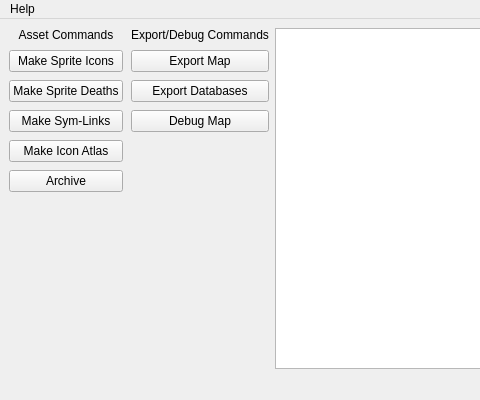
Before: the Qt Designer form exporter/views/exporter_main_view.ui in thisisnotruben/ToW-tools, drawn with Qt 5; both pictures show x 0 to 480 and y 0 to 400 of the 800 by 400 pixel window.
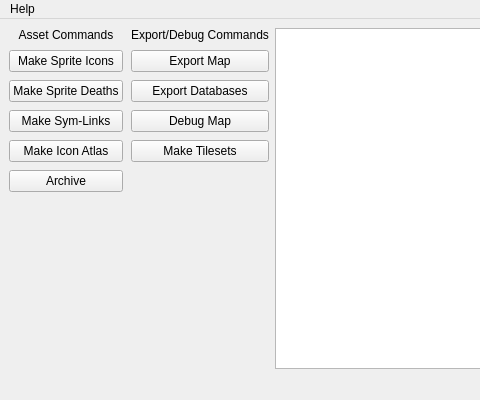
After: the same form once the commit is applied. Icons and pictures are not drawn.

```diff
--- a/exporter/views/exporter_main_view.ui
+++ b/exporter/views/exporter_main_view.ui
@@ -152,6 +152,16 @@
           </property>
          </widget>
         </item>
+        <item>
+         <widget class="QPushButton" name="make_tilesets">
+          <property name="toolTip">
+           <string>MAKE_32_DEBUG_TILESETS</string>
+          </property>
+          <property name="text">
+           <string>Make Tilesets</string>
+          </property>
+         </widget>
+        </item>
         <item>
          <spacer name="asset_layout_spacer">
           <property name="orientation">
```
